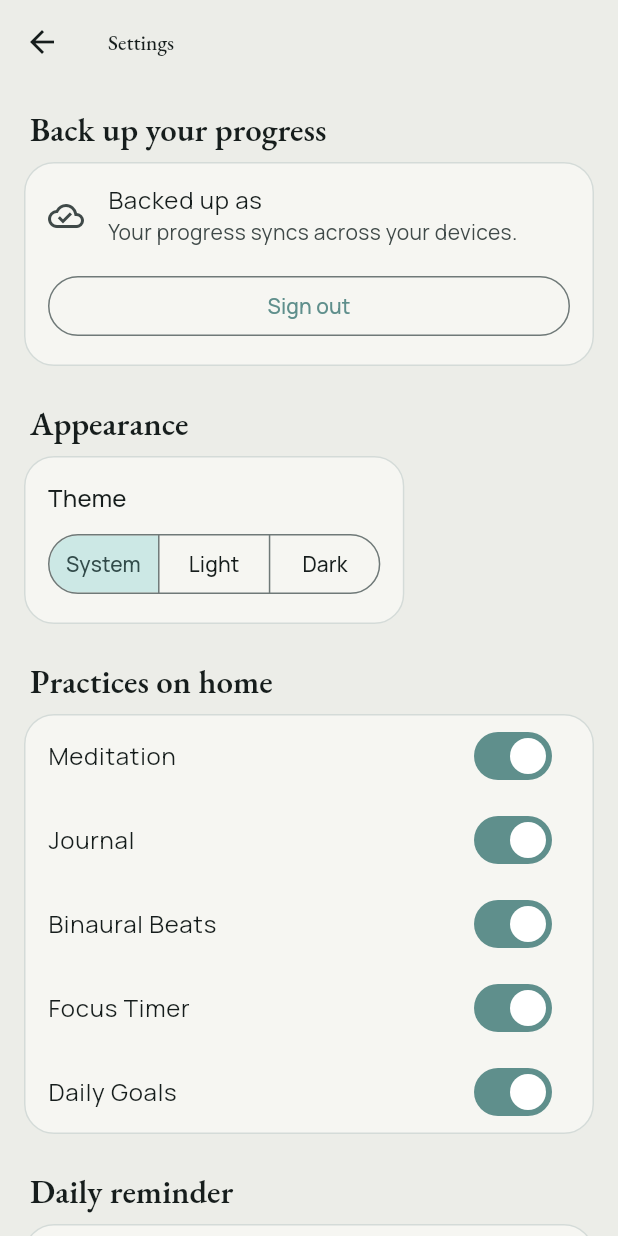
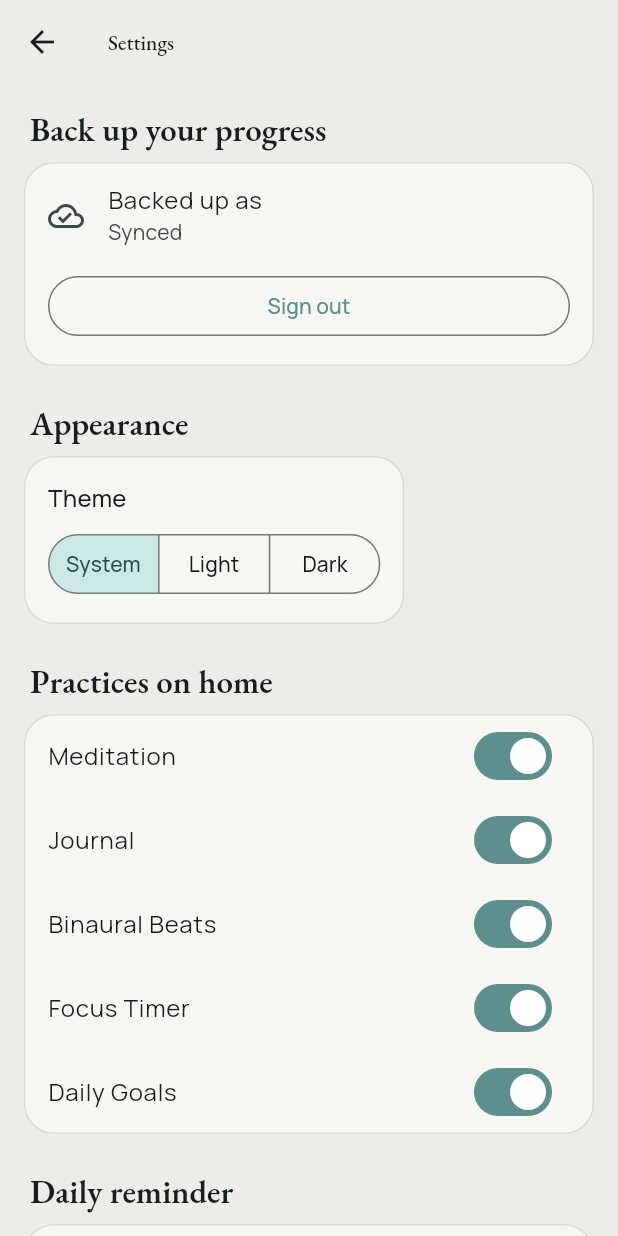
Before and after one commit to EgecanOzcakar/gaman, a Flutter app: the SettingsScreen screen opened directly, on a phone screen of 412 x 824 dp. Run offline on Flutter 3.47's test engine with Material 3 defaults, Android fonts, the phone set to English and light mode, and no system bars; our stand-ins replace cloud_firestore, firebase_auth, firebase_core, flutter_local_notifications, google_fonts, google_generative_ai and 7 more; missing offline and left inert: workmanager; accounts and stored records are empty; network calls fail; statements that could not run were skipped.

Commit message:
show sync status in the backup section
Co-Authored-By: Claude Sonnet 5 <noreply@anthropic.com>

```diff
--- a/gaman/lib/screens/settings_screen.dart
+++ b/gaman/lib/screens/settings_screen.dart
@@ -1,5 +1,7 @@
 import 'package:flutter/material.dart';
 import 'package:provider/provider.dart';
+import '../data/repository.dart';
+import '../data/sync_status.dart';
 import '../providers/feature_prefs.dart';
 import '../providers/notification_provider.dart';
 import '../providers/settings_provider.dart';
@@ -349,7 +351,15 @@ class _BackupSection extends StatelessWidget {
               ListTile(
                 leading: const Icon(Icons.cloud_done_outlined),
                 title: Text('Backed up as ${auth.accountLabel ?? 'your account'}'),
-                subtitle: const Text('Your progress syncs across your devices.'),
+                subtitle: StreamBuilder<SyncStatus>(
+                  stream: context.read<Repository>().watchSyncStatus(),
+                  builder: (context, snap) => Text(switch (snap.data) {
+                    SyncStatus.syncing => 'Syncing…',
+                    SyncStatus.offline =>
+                      'Offline — changes are saved on this device',
+                    _ => 'Synced',
+                  }),
+                ),
               ),
               Padding(
                 padding: const EdgeInsets.fromLTRB(
```
Also changed, not shown: 1 other file.
